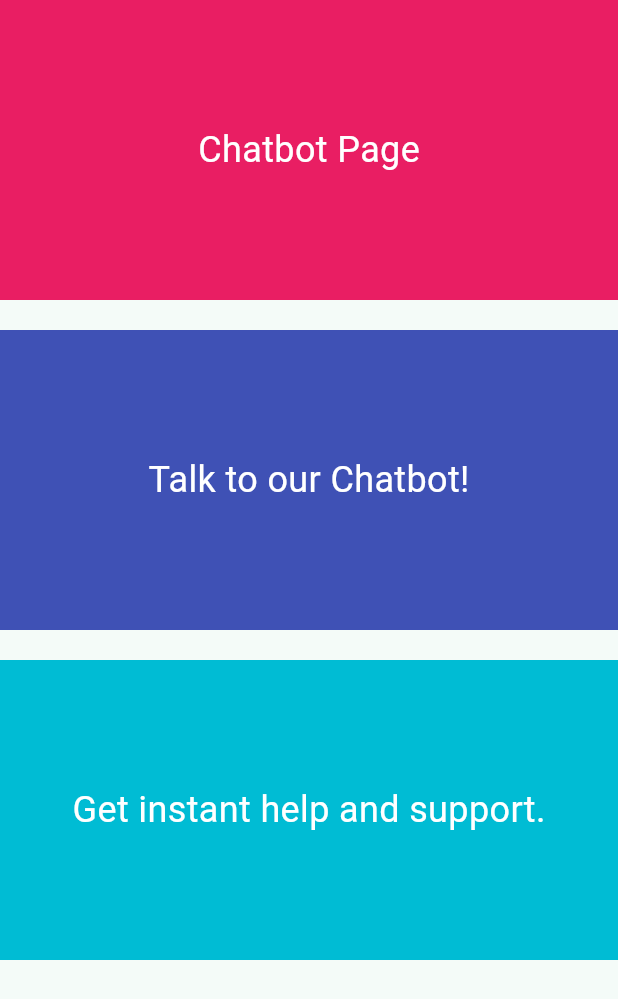
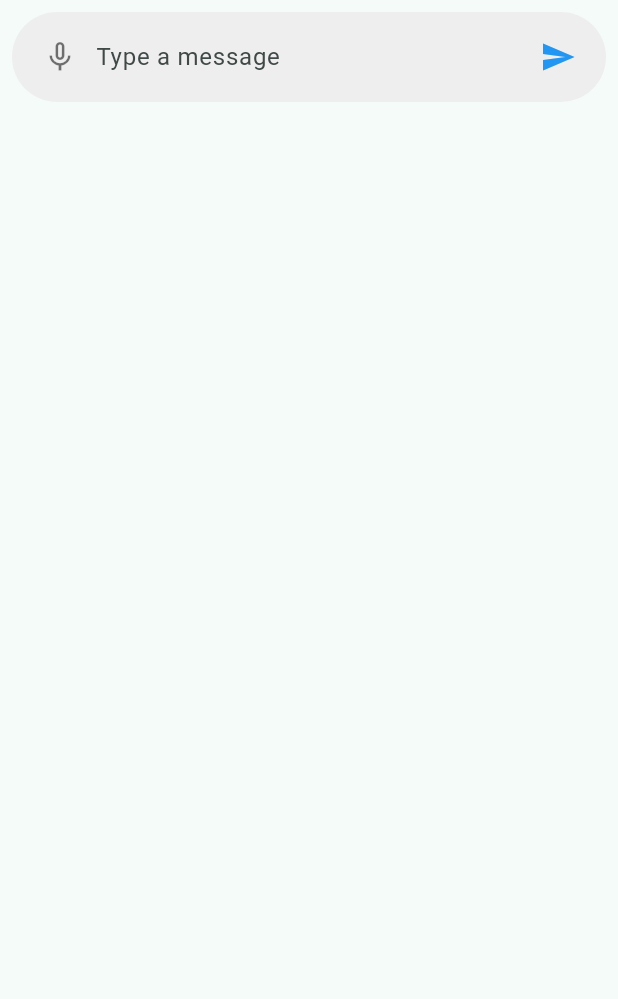
Before and after one commit to SoftwareEnggProjectsIITT/AppDevProject, a Flutter app: the ChatbotPage screen opened directly, on a phone screen of 412 x 824 dp. Shown: the top 999 px of the screen. Run offline on Flutter 3.47's test engine with Material 3 defaults, Android fonts, the phone set to English and light mode, and no system bars; our stand-ins replace firebase_auth, firebase_core, google_sign_in, speech_to_text; accounts and stored records are empty.

Commit message:
Fix bugs

```diff
--- a/frontend/lib/models/auth.dart
+++ b/frontend/lib/models/auth.dart
@@ -12,16 +12,14 @@ class Auth {
         return null;
       }
 
-      final GoogleSignInAuthentication googleAuth =
-          await googleUser.authentication;
+      final GoogleSignInAuthentication googleAuth = await googleUser.authentication;
 
       final AuthCredential credential = GoogleAuthProvider.credential(
         accessToken: googleAuth.accessToken,
         idToken: googleAuth.idToken,
       );
 
-      final UserCredential userCredential =
-          await _auth.signInWithCredential(credential);
+      final UserCredential userCredential = await _auth.signInWithCredential(credential);
 
       return userCredential.user;
     } on FirebaseAuthException catch (e) {
--- a/frontend/lib/screens/chatbot_page.dart
+++ b/frontend/lib/screens/chatbot_page.dart
@@ -1,4 +1,5 @@
 import 'package:flutter/material.dart';
+import 'package:frontend/widgets/message_box.dart';
 
 class ChatbotPage extends StatefulWidget {
   const ChatbotPage({super.key});
@@ -10,43 +11,23 @@ class ChatbotPage extends StatefulWidget {
 class _ChatbotPageState extends State<ChatbotPage> {
   @override
   Widget build(BuildContext context) {
-    return SingleChildScrollView(
-      child: Column(
-        children: [
-          Container(
-            height: 200,
-            color: Colors.pink,
-            child: const Center(
-              child: Text(
-                'Chatbot Page',
-                style: TextStyle(color: Colors.white, fontSize: 24),
-              ),
-            ),
+    return Scaffold(
+      body: SingleChildScrollView(
+        child: Column(
+      children: [
+        Expanded(child: Container()), // Your chat list here
+        Padding(
+          padding: const EdgeInsets.all(8.0),
+          child: MessageBox(
+            onSend: (msg) {
+              print("User sent: $msg");
+              // 👉 Save to Firestore or send to AI here
+            },
           ),
-          const SizedBox(height: 20),
-          Container(
-            height: 200,
-            color: Colors.indigo,
-            child: const Center(
-              child: Text(
-                'Talk to our Chatbot!',
-                style: TextStyle(color: Colors.white, fontSize: 24),
-              ),
-            ),
-          ),
-          const SizedBox(height: 20),
-          Container(
-            height: 200,
-            color: Colors.cyan,
-            child: const Center(
-              child: Text(
-                'Get instant help and support.',
-                style: TextStyle(color: Colors.white, fontSize: 24),
-              ),
-            ),
-          ),
-        ],
-      )
+        ),
+      ],
+        ),
+      ),
     );
   }
 }
--- /dev/null
+++ b/frontend/lib/widgets/message_box.dart
@@ -0,0 +1,86 @@
+import 'package:flutter/material.dart';
+import 'package:speech_to_text/speech_to_text.dart' as stt;
+
+class MessageBox extends StatefulWidget {
+  final Function(String) onSend;
+
+  const MessageBox({super.key, required this.onSend});
+
+  @override
+  State<MessageBox> createState() => _MessageBoxState();
+}
+
+class _MessageBoxState extends State<MessageBox> {
+  final TextEditingController _controller = TextEditingController();
+  late stt.SpeechToText _speech;
+  bool _isListening = false;
+
+  @override
+  void initState() {
+    super.initState();
+    _speech = stt.SpeechToText();
+  }
+
+  void _listen() async {
+    if (!_isListening) {
+      bool available = await _speech.initialize();
+      if (available) {
+        setState(() => _isListening = true);
+        _speech.listen(
+          onResult: (val) {
+            setState(() {
+              _controller.text = val.recognizedWords;
+            });
+          },
+        );
+      }
+    } else {
+      setState(() => _isListening = false);
+      _speech.stop();
+    }
+  }
+
+  void _sendMessage() {
+    final text = _controller.text.trim();
+    if (text.isNotEmpty) {
+      widget.onSend(text);
+      _controller.clear();
+    }
+  }
+
+  @override
+  Widget build(BuildContext context) {
+    return Container(
+      padding: const EdgeInsets.symmetric(horizontal: 8, vertical: 6),
+      decoration: BoxDecoration(
+        color: Colors.grey[200],
+        borderRadius: BorderRadius.circular(30),
+      ),
+      child: Row(
+        children: [
+          // Voice Input Button
+          IconButton(
+            icon: Icon(
+              _isListening ? Icons.mic : Icons.mic_none,
+              color: _isListening ? Colors.red : Colors.black54,
+            ),
+            onPressed: _listen,
+          ),
+          Expanded(
+            child: TextField(
+              controller: _controller,
+              decoration: const InputDecoration(
+                hintText: "Type a message",
+                border: InputBorder.none,
+              ),
+            ),
+          ),
+          IconButton(
+            icon: const Icon(Icons.send, color: Colors.blue),
+            onPressed: _sendMessage,
+          ),
+        ],
+      ),
+    );
+  }
+}
--- a/frontend/pubspec.yaml
+++ b/frontend/pubspec.yaml
@@ -37,6 +37,7 @@ dependencies:
   firebase_core: ^4.0.0
   firebase_auth: ^6.0.1
   google_sign_in: ^6.1.0
+  speech_to_text: ^7.3.0
 
 dev_dependencies:
   flutter_test:
```
Also changed, not shown: frontend/pubspec.lock, 3 other files.
